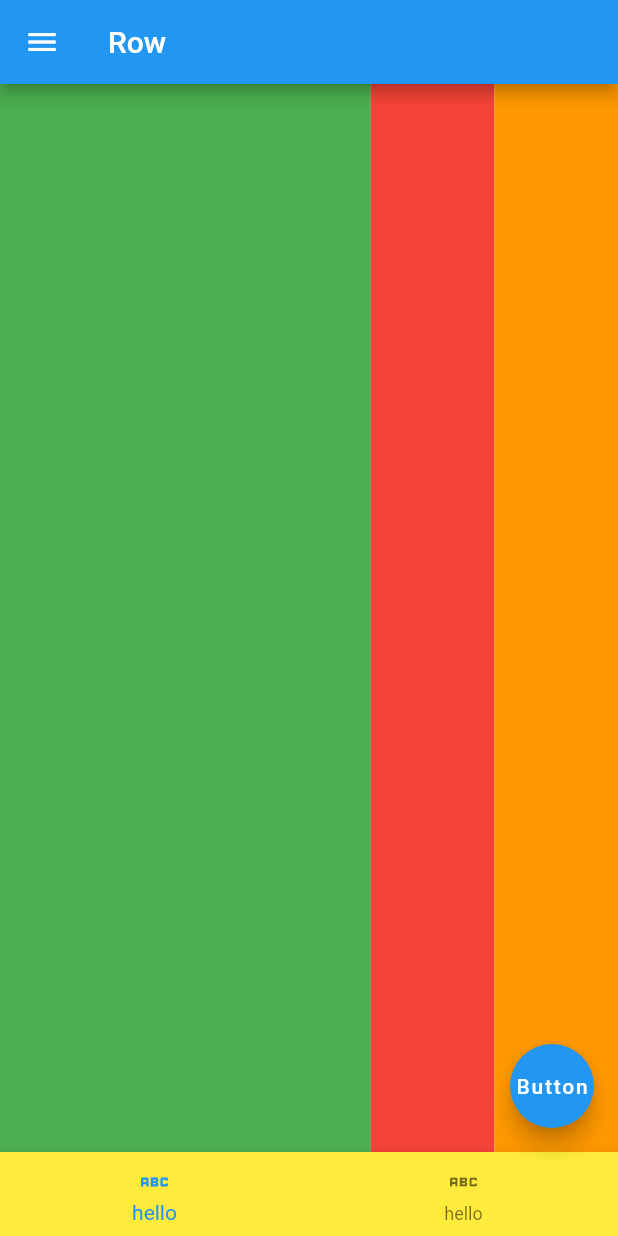
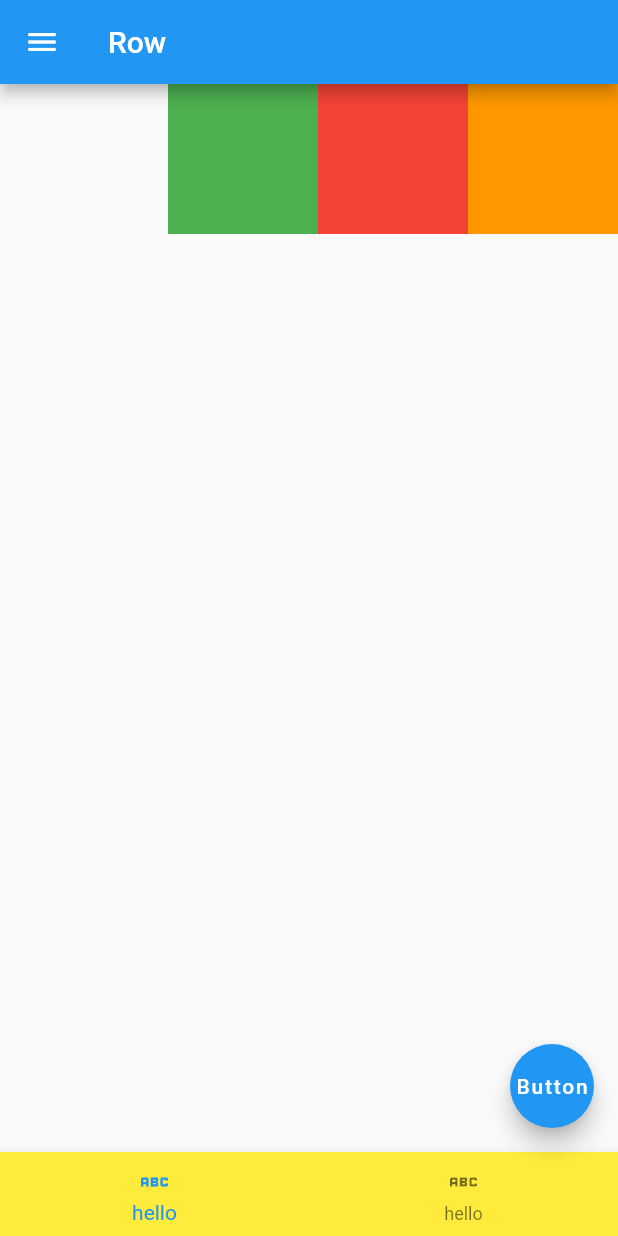
Before and after one commit to sanghun1/flutter_ui_study, a Flutter app: the screen it shows after launch, on a phone screen of 412 x 824 dp. Run offline on Flutter 3.47's test engine with Material 2 defaults, Android fonts, the phone set to English and light mode, and no system bars.

Commit message:
row commit

```diff
--- a/row/lib/main.dart
+++ b/row/lib/main.dart
@@ -19,27 +19,25 @@ class RowEx extends StatelessWidget {
             title: Text("Row"),
             leading: Icon(Icons.menu),
           ),
-          body: Row(
-            children:[
-              Expanded(
-                flex: 3,
-                child: Container(
+          body: Container( // 자식은 부모의 크기를 넘을 수 없다
+            height: 100,
+            child: Row(
+              mainAxisAlignment: MainAxisAlignment.end,
+              children:[
+                Container(
+                  width:100,
                   color:Colors.green,
                 ),
-              ),
-              Expanded(
-                flex: 1,
-                child: Container(
+                Container(
+                  width:100,
                   color:Colors.red,
                 ),
-              ),
-              Expanded(
-                flex: 1,
-                child: Container(
+                Container(
+                  width:100,
                   color:Colors.orange,
                 ),
-              ),
-            ],
+              ],
+            ),
           ),
           floatingActionButton: FloatingActionButton(
             onPressed: () {
```
